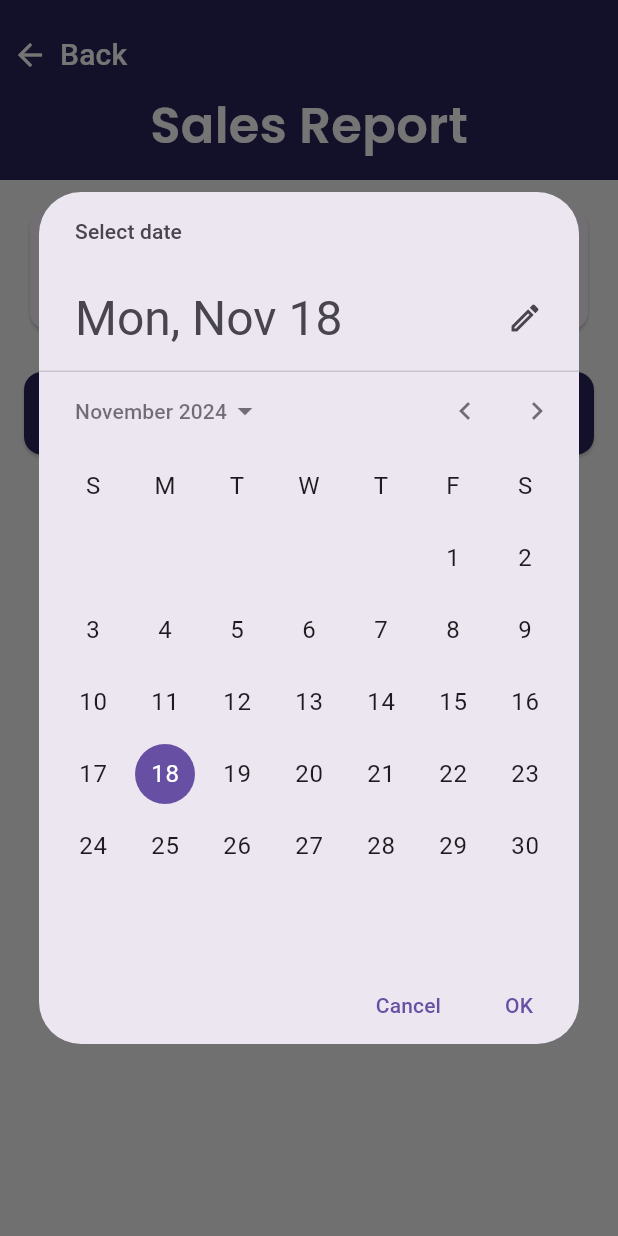
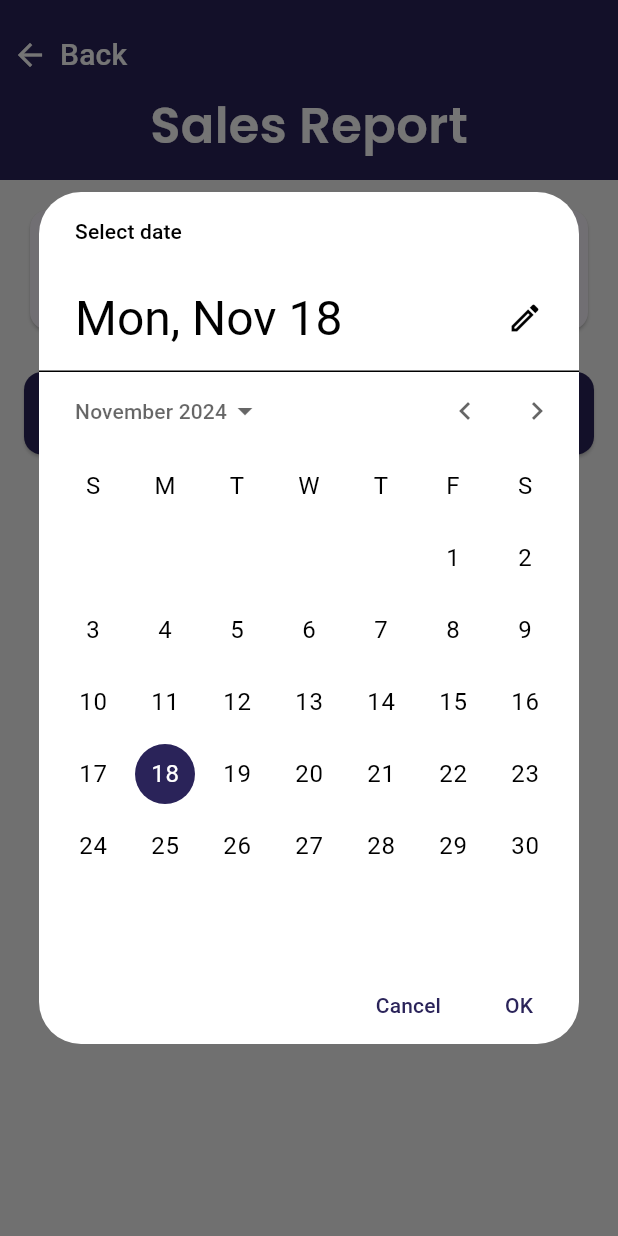
Before and after one commit to Thinuka20/New-Flutter-App, a Flutter app: the SalesReportPage screen opened directly, after a tap on "From Date", on a phone screen of 412 x 824 dp. Run offline on Flutter 3.47's test engine with Material 3 defaults, Android fonts, the phone set to English and light mode, and no system bars; our stand-ins replace file_picker, get, google_fonts, pdf, printing; missing offline and left inert: file_saver.

Commit message:
Changed the Calendar colour theme

```diff
--- a/lib/pages/salesreport.dart
+++ b/lib/pages/salesreport.dart
@@ -65,6 +65,24 @@ class _SalesReportPageState extends State<SalesReportPage> {
       initialDate: DateTime.now(),
       firstDate: DateTime(2000),
       lastDate: DateTime(2100),
+      builder: (context, child) {
+        return Theme(
+          data: Theme.of(context).copyWith(
+            colorScheme: const ColorScheme.light(
+              primary: Color(0xFF2A2359), // Header background color
+              onPrimary: Colors.white, // Header text color
+              onSurface: Colors.black, // Calendar text color
+            ),
+            textButtonTheme: TextButtonThemeData(
+              style: TextButton.styleFrom(
+                foregroundColor: const Color(0xFF2A2359), // Button text color
+              ),
+            ),
+            dialogBackgroundColor: Colors.white, // Background color of the dialog
+          ),
+          child: child!,
+        );
+      },
     );
     if (picked != null) {
       setState(() {
@@ -363,7 +381,7 @@ class _SalesReportPageState extends State<SalesReportPage> {
       );
       pdf.addPage(page);
 
-      final pdfBytes = await pdf.save();
+      // final pdfBytes = await pdf.save();
 
       await showDialog(
         context: context,
```
